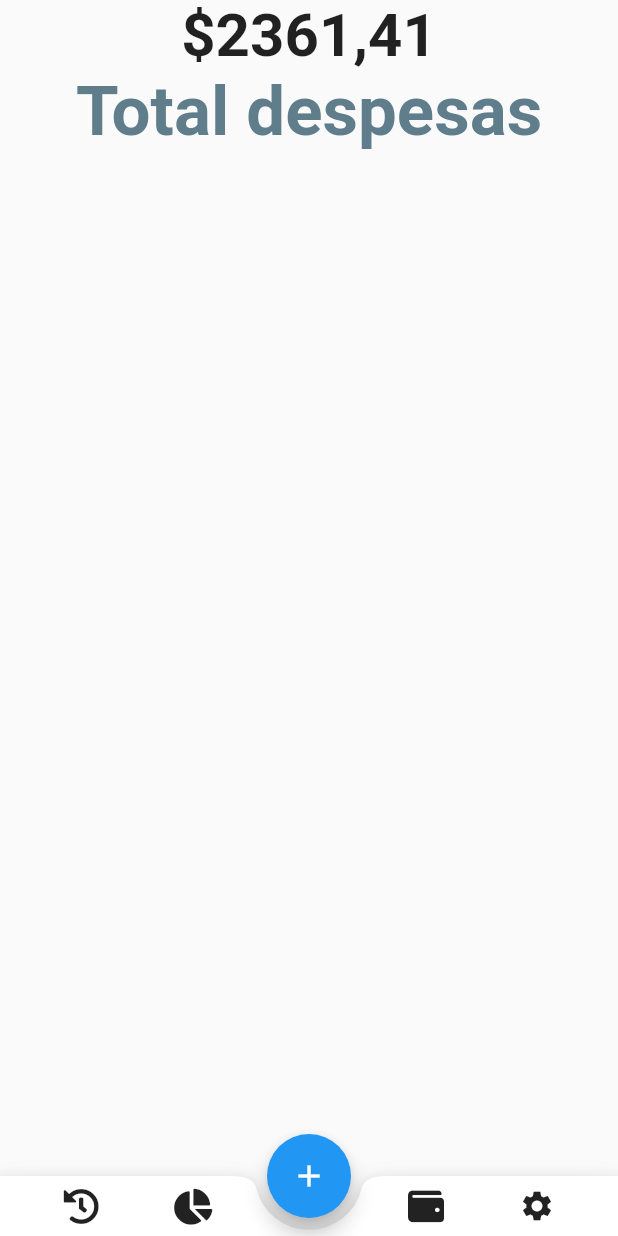
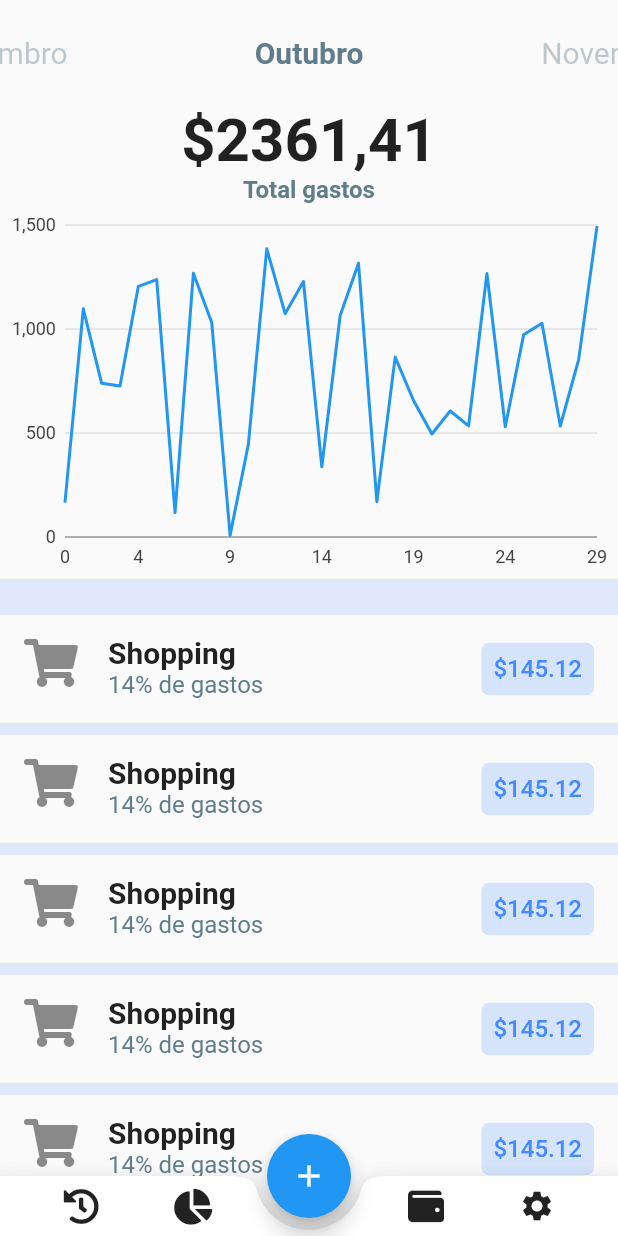
Before and after one commit to AdrianoRAV/Controle_despesas_Flutter, a Flutter app: the screen it shows after launch, on a phone screen of 412 x 824 dp. Run offline on Flutter 3.47's test engine with Material 2 defaults, Android fonts, the phone set to English and light mode, and no system bars; our stand-ins replace charts_flutter, font_awesome_flutter.

Commit message:
commit da primeira parte

```diff
--- a/lib/main.dart
+++ b/lib/main.dart
@@ -1,7 +1,10 @@
+import 'package:appcontroledespesas/graph_widget.dart';
+
 import 'package:flutter/material.dart';
 import 'package:font_awesome_flutter/font_awesome_flutter.dart';
 
 void main() => runApp(MyApp());
+
 class MyApp extends StatelessWidget {
   @override
   Widget build(BuildContext context) {
@@ -10,25 +13,41 @@ class MyApp extends StatelessWidget {
       theme: ThemeData(
         primarySwatch: Colors.blue,
       ),
-      home: MyHomePage(),
+      home: HomePage(),
     );
   }
 }
-class MyHomePage extends StatefulWidget {
+
+class HomePage extends StatefulWidget {
   @override
-  _MyHomePageState createState() => _MyHomePageState();
+  _HomePageState createState() => _HomePageState();
 }
-class _MyHomePageState extends State<MyHomePage> {
 
-  Widget _bottomAction(IconData icon){
-    return InkWell (
+class _HomePageState extends State<HomePage> {
+  PageController _controller;
+  int currentPage = 9;
+
+
+  @override
+  void initState() {
+    super.initState();
+
+    _controller = PageController(
+      initialPage: currentPage,
+      viewportFraction: 0.4,
+    );
+  }
+
+  Widget _bottomAction(IconData icon) {
+    return InkWell(
       child: Padding(
         padding: const EdgeInsets.all(8.0),
         child: Icon(icon),
       ),
-      onTap: (){},
+      onTap: () {},
     );
   }
+
   @override
   Widget build(BuildContext context) {
     return Scaffold(
@@ -37,9 +56,9 @@ class _MyHomePageState extends State<MyHomePage> {
         shape: CircularNotchedRectangle(),
         child: Row(
           mainAxisSize: MainAxisSize.max,
-          mainAxisAlignment: MainAxisAlignment.spaceEvenly,//alinhamento dos icones
+          mainAxisAlignment: MainAxisAlignment.spaceEvenly,
           children: <Widget>[
-          _bottomAction(FontAwesomeIcons.history),//icones
+            _bottomAction(FontAwesomeIcons.history),
             _bottomAction(FontAwesomeIcons.chartPie),
             SizedBox(width: 48.0),
             _bottomAction(FontAwesomeIcons.wallet),
@@ -50,24 +69,85 @@ class _MyHomePageState extends State<MyHomePage> {
       floatingActionButtonLocation: FloatingActionButtonLocation.centerDocked,
       floatingActionButton: FloatingActionButton(
         child: Icon(Icons.add),
-        onPressed: (){},
+        onPressed: () {},
       ),
       body: _body(),
     );
   }
-  Widget _body(){
+
+  Widget _body() {
     return SafeArea(
       child: Column(
         children: <Widget>[
           _selector(),
           _expenses(),
           _graph(),
+          Container(
+            color: Colors.blueAccent.withOpacity(0.15),
+            height: 24.0,
+          ),
           _list(),
         ],
       ),
     );
   }
-  Widget _selector() => Container();
+
+  Widget _pageItem(String name, int position) {
+    var _alignment;
+    final selected = TextStyle(
+      fontSize: 20.0,
+      fontWeight: FontWeight.bold,
+      color: Colors.blueGrey,
+    );
+    final unselected = TextStyle(
+      fontSize: 20.0,
+      fontWeight: FontWeight.normal,
+      color: Colors.blueGrey.withOpacity(0.4),
+    );
+
+    if (position == currentPage) {
+      _alignment = Alignment.center;
+    } else if (position > currentPage) {
+      _alignment = Alignment.centerRight;
+    } else {
+      _alignment = Alignment.centerLeft;
+    }
+
+    return Align(
+      alignment: _alignment,
+      child: Text(name,
+        style: position == currentPage ? selected : unselected,
+      ),
+    );
+  }
+
+  Widget _selector() {
+    return SizedBox.fromSize(
+      size: Size.fromHeight(70.0),
+      child: PageView(
+        onPageChanged: (newPage) {
+          setState(() {
+            currentPage = newPage;
+          });
+        },
+        controller: _controller,
+        children: <Widget>[
+          _pageItem("Janeiro", 0),
+          _pageItem("Fevereiro", 1),
+          _pageItem("Março", 2),
+          _pageItem("Abril", 3),
+          _pageItem("Maio", 4),
+          _pageItem("Junho", 5),
+          _pageItem("Julho", 6),
+          _pageItem("Agosto", 7),
+          _pageItem("Setembro", 8),
+          _pageItem("Outubro", 9),
+          _pageItem("Novembro", 10),
+          _pageItem("Decembro", 11),
+        ],
+      ),
+    );
+  }
 
   Widget _expenses() {
     return Column(
@@ -78,18 +158,71 @@ class _MyHomePageState extends State<MyHomePage> {
             fontSize: 40.0,
           ),
         ),
-        Text("Total despesas",
+        Text("Total gastos",
           style: TextStyle(
             fontWeight: FontWeight.bold,
-          fontSize: 46.0,
+            fontSize: 16.0,
             color: Colors.blueGrey,
           ),
-        )
-      ]
+        ),
+      ],
     );
   }
-  Widget _graph() => Container();
 
-  Widget _list() => Container();
+  Widget _graph() {
+    return Container(
+      height: 250.0,
+      child: GraphWidget(),
+    );
+  }
 
+  Widget _item(IconData icon, String name, int percent, double value) {
+    return ListTile(
+      leading: Icon(icon, size: 32.0,),
+      title: Text(name,
+        style: TextStyle(
+            fontWeight: FontWeight.bold,
+            fontSize: 20.0
+        ),
+      ),
+      subtitle: Text("$percent% de gastos",
+        style: TextStyle(
+          fontSize: 16.0,
+          color: Colors.blueGrey,
+        ),
+      ),
+      trailing: Container(
+        decoration: BoxDecoration(
+          color: Colors.blueAccent.withOpacity(0.2),
+          borderRadius: BorderRadius.circular(5.0),
+        ),
+        child: Padding(
+          padding: const EdgeInsets.all(8.0),
+          child: Text("\$$value",
+            style: TextStyle(
+              color: Colors.blueAccent,
+              fontWeight: FontWeight.w500,
+              fontSize: 16.0,
+            ),
+          ),
+        ),
+      ),
+    );
   }
+
+  Widget _list() {
+    return Expanded(
+      child: ListView.separated(
+        itemCount: 15,
+        itemBuilder: (BuildContext context, int index) =>
+            _item(FontAwesomeIcons.shoppingCart, "Shopping", 14, 145.12),
+        separatorBuilder: (BuildContext context, int index) {
+          return Container(
+            color: Colors.blueAccent.withOpacity(0.15),
+            height: 8.0,
+          );
+        },
+      ),
+    );
+  }
+}
```
Also changed, not shown: 6 other files. Lines whose indentation alone changed are shown as unchanged.
